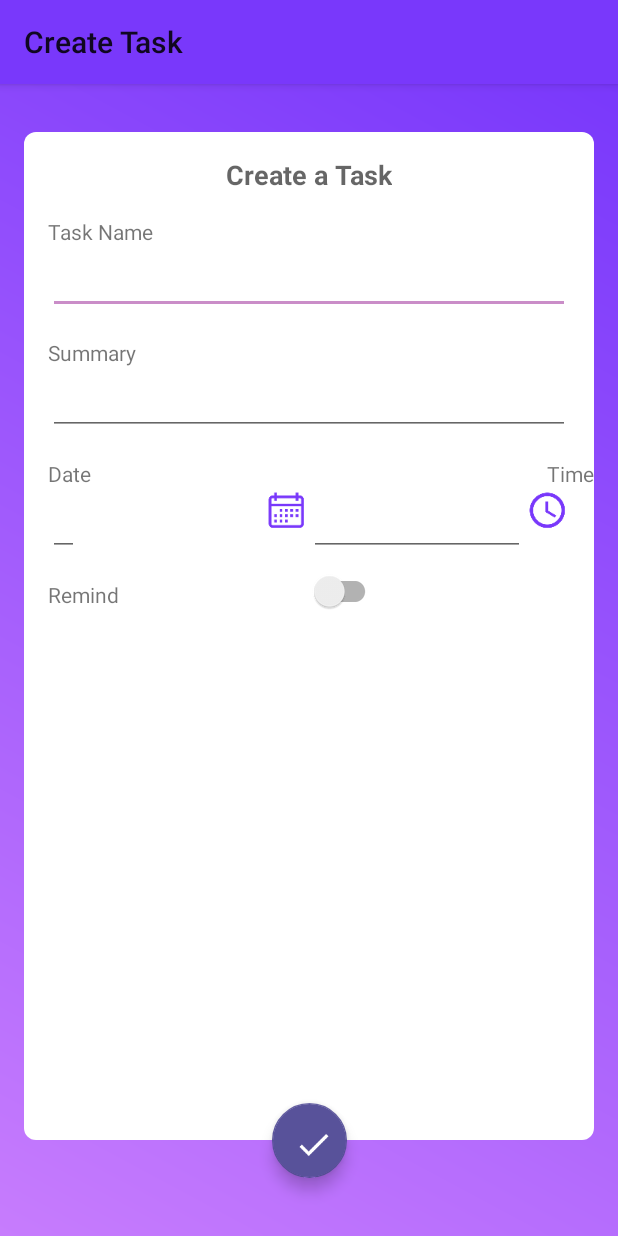
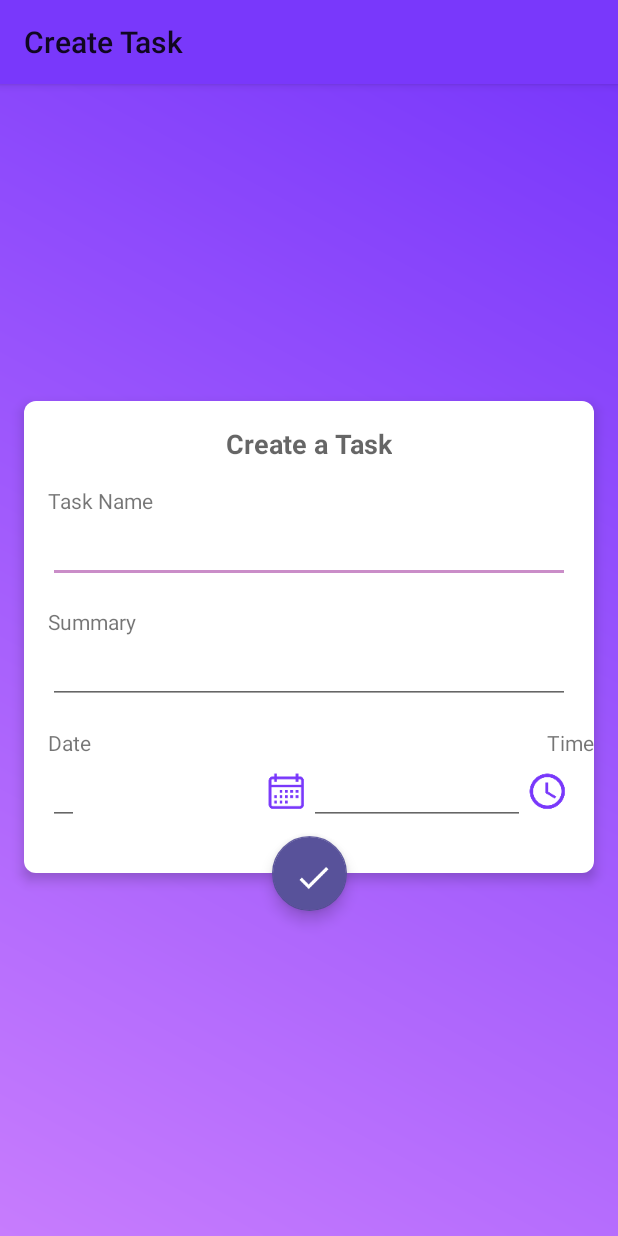
Before and after one commit to nguyenHanhNguyen/CalendarApp, an Android app: the CreateTaskActivity screen opened directly, with no data from a screen before it, on a phone screen of 412 x 824 dp. Run offline under Robolectric (Android 15) with nearby library versions, the phone set to English and light mode, and no system bars; our stand-ins replace Room's generated code, RxJava, data binding.

Commit message:
change create task layout

```diff
--- a/app/build.gradle
+++ b/app/build.gradle
@@ -7,7 +7,7 @@ android {
     buildToolsVersion "25.0.2"
     defaultConfig {
         applicationId "nhn.calendarapp"
-        minSdkVersion 15
+        minSdkVersion 21
         targetSdkVersion 25
         versionCode 1
         versionName "1.0"
--- a/app/src/main/AndroidManifest.xml
+++ b/app/src/main/AndroidManifest.xml
@@ -18,7 +18,7 @@
 
         <activity
             android:name=".ui.CreateTaskActivity"
-            android:windowSoftInputMode="adjustPan|adjustResize" />
+            android:windowSoftInputMode="stateVisible|adjustResize" />
     </application>
 
 </manifest>
--- a/app/src/main/java/nhn/calendarapp/data/TaskViewModel.kt
+++ b/app/src/main/java/nhn/calendarapp/data/TaskViewModel.kt
@@ -18,10 +18,9 @@ import nhn.calendarapp.repository.TaskRepositoryImpl
 class TaskViewModel constructor(application: Application) : AndroidViewModel(application) {
 
     private var taskRepository: TaskRepository
-    private var appDatabase: AppDatabase
+    private var appDatabase: AppDatabase = AppDatabase.createPersistenceDatabase(application.applicationContext)
 
     init {
-        appDatabase = AppDatabase.createPersistenceDatabase(application.applicationContext)
         taskRepository = TaskRepositoryImpl(appDatabase)
     }
 
--- a/app/src/main/java/nhn/calendarapp/ui/ListTasksFragment.kt
+++ b/app/src/main/java/nhn/calendarapp/ui/ListTasksFragment.kt
@@ -1,5 +1,6 @@
 package nhn.calendarapp.ui
 
+import android.app.ActivityOptions
 import android.arch.lifecycle.LifecycleFragment
 import android.arch.lifecycle.Observer
 import android.arch.lifecycle.ViewModelProviders
@@ -100,7 +101,7 @@ class ListTasksFragment : LifecycleFragment() {
         fun onFabClick() {
             val intent = Intent(context, CreateTaskActivity::class.java)
             intent.flags = Intent.FLAG_ACTIVITY_NEW_TASK
-            context.startActivity(intent)
+            context.startActivity(intent, ActivityOptions.makeSceneTransitionAnimation(activity).toBundle())
         }
     }
 
--- a/app/src/main/res/layout/activity_create_task.xml
+++ b/app/src/main/res/layout/activity_create_task.xml
@@ -15,6 +15,10 @@
 
     </data>
 
+    <ScrollView
+        android:layout_width="match_parent"
+        android:layout_height="match_parent"
+        android:fillViewport="true">
 
         <android.support.constraint.ConstraintLayout
             android:id="@+id/activity_main"
@@ -27,16 +31,19 @@
             <android.support.constraint.ConstraintLayout
                 android:id="@+id/card"
                 android:layout_width="0dp"
-            android:layout_height="0dp"
-            android:layout_marginBottom="@dimen/margin_xx_large"
+                android:layout_height="wrap_content"
                 android:layout_marginLeft="@dimen/activity_vertical_margin"
                 android:layout_marginRight="@dimen/activity_vertical_margin"
                 android:layout_marginTop="@dimen/margin_large"
                 android:background="@drawable/white_card"
+                android:elevation="5dp"
                 app:layout_constraintBottom_toBottomOf="parent"
+                app:layout_constraintHorizontal_bias="0.0"
                 app:layout_constraintLeft_toLeftOf="parent"
                 app:layout_constraintRight_toRightOf="parent"
-            app:layout_constraintTop_toTopOf="parent">
+                app:layout_constraintTop_toTopOf="parent"
+                app:layout_constraintVertical_bias="0.425"
+                app:layout_goneMarginBottom="@dimen/margin_large">
 
                 <TextView
                     android:id="@+id/title"
@@ -134,8 +141,10 @@
                     android:id="@+id/ed_date"
                     android:layout_width="0dp"
                     android:layout_height="wrap_content"
+                    android:layout_marginBottom="@dimen/margin_large"
                     android:focusable="false"
                     android:inputType="date"
+                    app:layout_constraintBottom_toBottomOf="parent"
                     app:layout_constraintRight_toLeftOf="@+id/btn_date"
                     app:layout_constraintStart_toStartOf="@id/guideline"
                     app:layout_constraintTop_toBottomOf="@+id/date" />
@@ -144,9 +153,11 @@
                     android:id="@+id/btn_date"
                     android:layout_width="30dp"
                     android:layout_height="30dp"
+                    android:layout_marginBottom="@dimen/margin_large"
                     android:background="@drawable/selectable_bg"
                     android:onClick="@{()->handler.onDateClick()}"
                     android:src="@drawable/ic_calendar"
+                    app:layout_constraintBottom_toBottomOf="parent"
                     app:layout_constraintRight_toLeftOf="@id/guideline_middle"
                     app:layout_constraintTop_toBottomOf="@+id/date" />
 
@@ -155,8 +166,10 @@
                     android:id="@+id/ed_time"
                     android:layout_width="0dp"
                     android:layout_height="wrap_content"
+                    android:layout_marginBottom="@dimen/margin_large"
                     android:focusable="false"
                     android:inputType="time"
+                    app:layout_constraintBottom_toBottomOf="parent"
                     app:layout_constraintEnd_toStartOf="@+id/time_btn"
                     app:layout_constraintStart_toEndOf="@+id/guideline_middle"
                     app:layout_constraintTop_toBottomOf="@+id/time" />
@@ -165,30 +178,15 @@
                     android:id="@+id/time_btn"
                     android:layout_width="30dp"
                     android:layout_height="30dp"
+                    android:layout_marginBottom="@dimen/margin_large"
                     android:background="@drawable/selectable_bg"
                     android:onClick="@{()->handler.onTimeClick()}"
                     android:src="@drawable/ic_access_time"
+                    app:layout_constraintBottom_toBottomOf="parent"
                     app:layout_constraintEnd_toEndOf="@id/end_guideline"
                     app:layout_constraintLeft_toRightOf="@+id/ed_time"
                     app:layout_constraintTop_toBottomOf="@+id/time" />
 
-
-            <TextView
-                android:id="@+id/remind"
-                android:layout_width="wrap_content"
-                android:layout_height="wrap_content"
-                android:layout_marginTop="@dimen/activity_vertical_margin"
-                android:text="@string/remind"
-                app:layout_constraintStart_toStartOf="@id/guideline"
-                app:layout_constraintTop_toBottomOf="@+id/ed_date" />
-
-            <android.support.v7.widget.SwitchCompat
-                android:id="@+id/switch_remind"
-                android:layout_width="wrap_content"
-                android:layout_height="wrap_content"
-                android:layout_marginTop="10dp"
-                app:layout_constraintStart_toStartOf="@id/guideline_middle"
-                app:layout_constraintTop_toBottomOf="@+id/ed_time" />
 
             </android.support.constraint.ConstraintLayout>
 
@@ -205,7 +203,8 @@
                 app:layout_constraintRight_toRightOf="parent"
                 app:layout_constraintTop_toBottomOf="@id/card" />
 
-
         </android.support.constraint.ConstraintLayout>
 
+    </ScrollView>
+
 </layout>
--- a/app/src/main/res/layout/list_tasks_fragment.xml
+++ b/app/src/main/res/layout/list_tasks_fragment.xml
@@ -53,6 +53,7 @@
                 android:layout_height="250dp"
                 android:layout_below="@+id/separator"
                 android:layout_marginTop="@dimen/margin_small"
+                android:elevation="5dp"
                 app:compactCalendarBackgroundColor="@color/blueViolet"
                 app:compactCalendarCurrentDayBackgroundColor="@color/governorBay"
                 app:compactCalendarCurrentSelectedDayBackgroundColor="#CEC8FF"
@@ -83,6 +84,7 @@
                 android:layout_height="55dp"
                 android:layout_alignParentEnd="true"
                 android:layout_alignParentRight="true"
+                android:layout_marginBottom="10dp"
                 android:layout_marginRight="@dimen/margin_large"
                 android:onClick="@{()->handler.onFabClick()}"
                 android:src="@drawable/ic_add"
```
Also changed, not shown: app/src/main/res/drawable/test_ic.xml (added, +14 -0 lines), 1 other file. Lines whose indentation alone changed are shown as unchanged.
